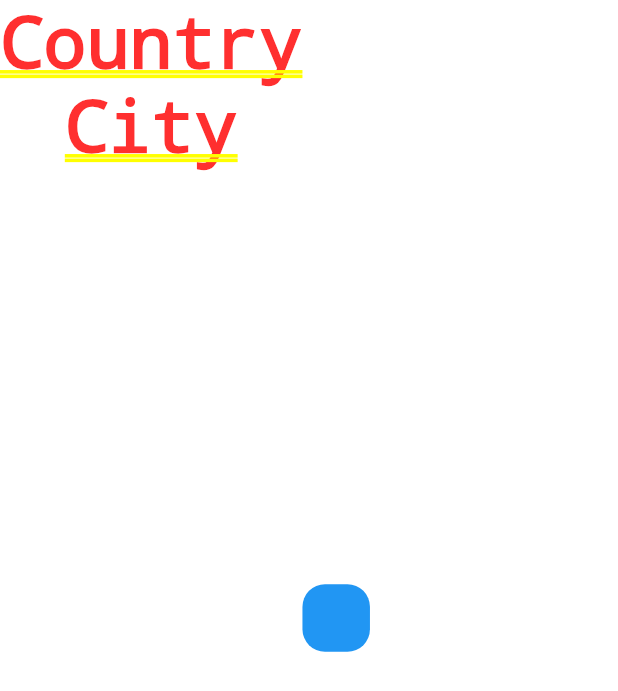
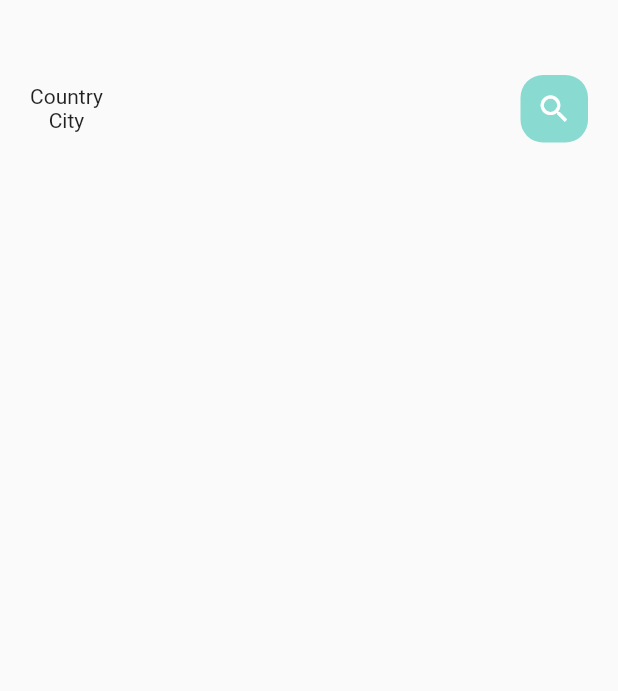
Before and after one commit to GitRockie/farmee, a Flutter app: the screen it shows after launch, on a phone screen of 412 x 824 dp. Shown: the top 691 px of the screen. Run offline on Flutter 3.47's test engine with Material 2 defaults, Android fonts, the phone set to English and light mode, and no system bars.

Commit message:
Farms pages Header
Creating Scaffold
Wrapping body with Column, positioning of the Widgets
Icon search create and style from AppColors static variable

```diff
--- a/lib/home/main_farms_page.dart
+++ b/lib/home/main_farms_page.dart
@@ -1,3 +1,4 @@
+import 'package:farmee_app/utils/colors.dart';
 import 'package:flutter/material.dart';
 
 class MainFarmsPage extends StatelessWidget {
@@ -5,25 +6,45 @@ class MainFarmsPage extends StatelessWidget {
 
   @override
   Widget build(BuildContext context) {
-    return Container(
+    return Scaffold(
+        body: Column(
+      children: [
+        Container(
+          //Scrolling parameter goes here
           child: Container(
-        child: Row(
+            margin: const EdgeInsetsDirectional.only(top: 50, bottom: 15),
+            padding: const EdgeInsets.only(left: 20, right: 20),
+            child: Column(
+              children: [
+                Row(
+                  mainAxisAlignment: MainAxisAlignment.spaceBetween,
                   children: [
                     Column(
-              children: [
+                      children: const [
                         Text('Country'),
                         Text('City'),
                       ],
                     ),
-            Container(
+                    Center(
+                      child: Container(
                         width: 45,
                         height: 45,
                         decoration: BoxDecoration(
-                  borderRadius: BorderRadius.circular(15), color: Colors.blue),
+                            borderRadius: BorderRadius.circular(15),
+                            color: AppColors.mainColor),
+                        child: const Icon(
+                          Icons.search,
+                          color: Colors.white,
+                        ),
+                      ),
                     )
                   ],
                 ),
+              ],
             ),
-    );
+          ),
+        )
+      ],
+    ));
   }
 }
```
Also changed, not shown: lib/main.dart (+0 -65 lines). Lines whose indentation alone changed are shown as unchanged.
